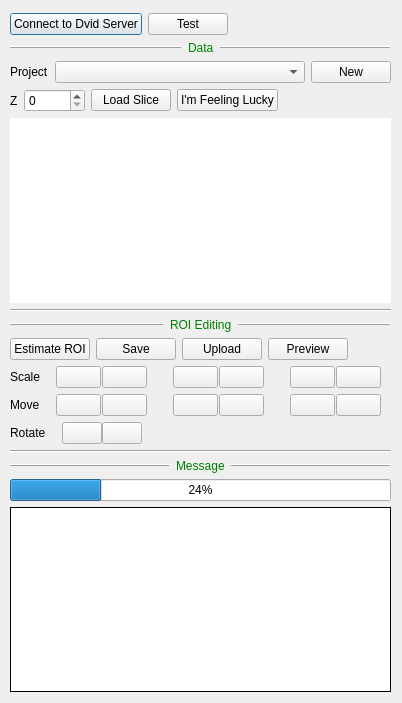
Above: neurolabi/gui/zflyemroidialog.ui from janelia-flyem/NeuTu before the change. Below: the same form after it.
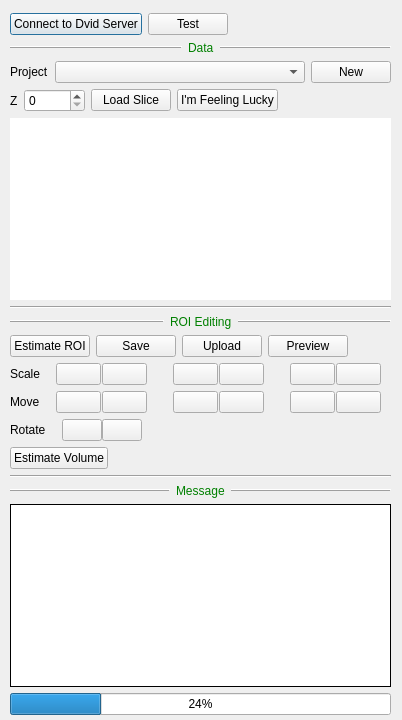
That is the form after the change. Icons and pictures are not drawn.

Commit message: add volume estimation

What changed in the file:
```diff
--- a/neurolabi/gui/zflyemroidialog.ui
+++ b/neurolabi/gui/zflyemroidialog.ui
@@ -7,22 +7,25 @@
     <x>0</x>
     <y>0</y>
     <width>402</width>
-    <height>703</height>
+    <height>720</height>
    </rect>
   </property>
   <property name="windowTitle">
    <string>ROI Project</string>
   </property>
-  <widget class="QWidget" name="">
+  <widget class="QWidget" name="layoutWidget">
    <property name="geometry">
     <rect>
      <x>10</x>
      <y>13</y>
      <width>381</width>
-     <height>679</height>
+     <height>702</height>
     </rect>
    </property>
    <layout class="QVBoxLayout" name="verticalLayout_5">
+    <property name="sizeConstraint">
+     <enum>QLayout::SetDefaultConstraint</enum>
+    </property>
     <item>
      <layout class="QHBoxLayout" name="horizontalLayout">
       <item>
@@ -661,6 +664,30 @@
         </item>
        </layout>
       </item>
+      <item>
+       <layout class="QHBoxLayout" name="horizontalLayout_17">
+        <item>
+         <widget class="QPushButton" name="estimateVolumePushButton">
+          <property name="text">
+           <string>Estimate Volume</string>
+          </property>
+         </widget>
+        </item>
+        <item>
+         <spacer name="horizontalSpacer_2">
+          <property name="orientation">
+           <enum>Qt::Horizontal</enum>
+          </property>
+          <property name="sizeHint" stdset="0">
+           <size>
+            <width>40</width>
+            <height>20</height>
+           </size>
+          </property>
+         </spacer>
+        </item>
+       </layout>
+      </item>
      </layout>
     </item>
     <item>
@@ -714,15 +741,7 @@
      </layout>
     </item>
     <item>
-     <layout class="QHBoxLayout" name="horizontalLayout_16">
-      <item>
-       <widget class="QProgressBar" name="progressBar">
-        <property name="value">
-         <number>24</number>
-        </property>
-       </widget>
-      </item>
-     </layout>
+     <layout class="QHBoxLayout" name="horizontalLayout_16"/>
     </item>
     <item>
      <widget class="QTextEdit" name="outputWidget">
@@ -740,6 +759,13 @@
       </property>
      </widget>
     </item>
+    <item>
+     <widget class="QProgressBar" name="progressBar">
+      <property name="value">
+       <number>24</number>
+      </property>
+     </widget>
+    </item>
    </layout>
   </widget>
  </widget>
```
The commit also changes 19 other files.
